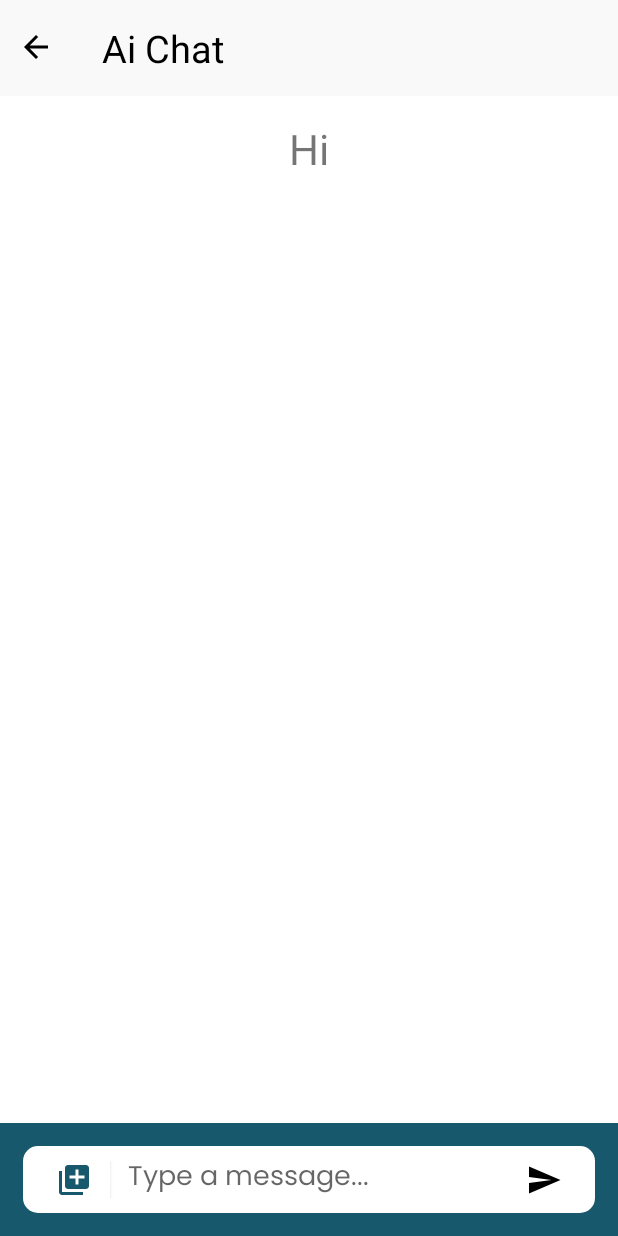
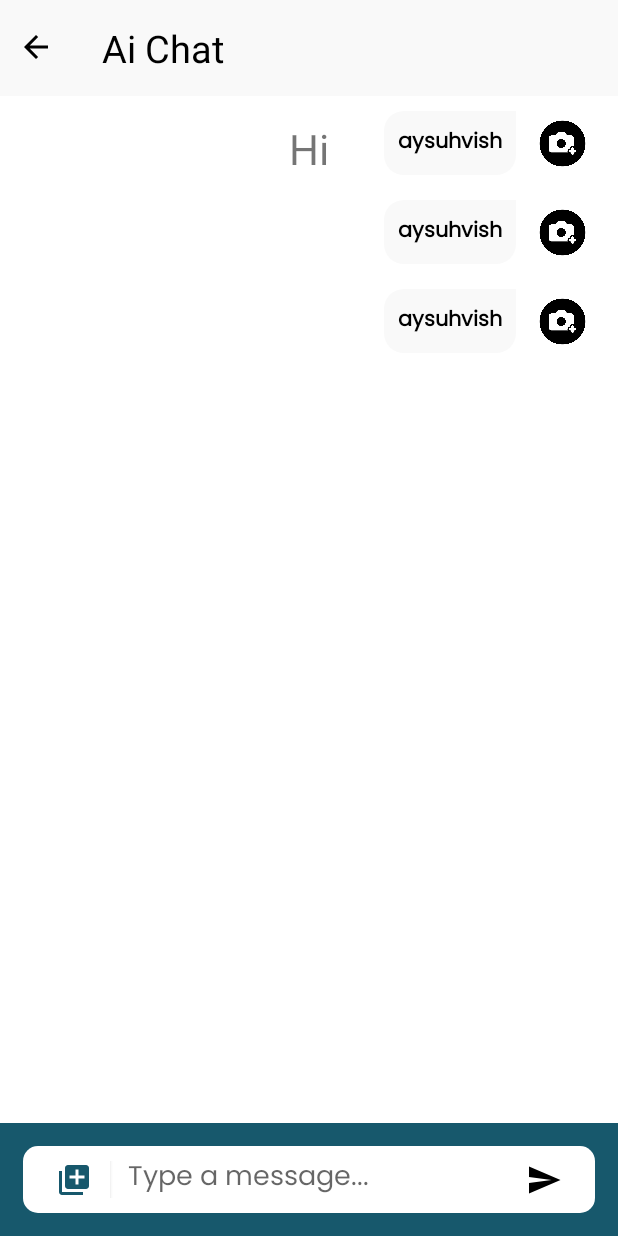
Before and after one commit to Ghost322wwww/VT6002CEM, an Android app: the layout activity_aichat_room.xml on its own in the app's theme, with its tools: preview values and no code run, on a phone screen of 412 x 824 dp. Run offline under Robolectric (Android 15) with nearby library versions, the light colour scheme and no system bars; Roboto replaces fonts that are not available here.

Commit message:
Update activity_aichat_room.xml

```diff
--- a/newproject/app/src/main/res/layout/activity_aichat_room.xml
+++ b/newproject/app/src/main/res/layout/activity_aichat_room.xml
@@ -28,6 +28,7 @@
             android:padding="10dp"
             android:background="#00000000"
             android:contentDescription="Back to Home"
+            android:onClick="onLeadingButtonClick"
             app:tint="@color/black"
             app:srcCompat="@drawable/baseline_arrow_back_24" />
 
@@ -46,14 +47,22 @@
             android:paddingEnd="20dp" />
     </LinearLayout>
 
-
     <androidx.recyclerview.widget.RecyclerView
         android:id="@+id/recycler_view"
-        android:layout_width="match_parent"
-        android:layout_height="match_parent"
-        android:layout_above="@+id/bottom_layout"
-        tools:layout_editor_absoluteX="0dp"
-        tools:layout_editor_absoluteY="16dp" />
+        android:layout_width="0dp"
+        android:layout_height="0dp"
+        android:layout_marginStart="7dp"
+        android:layout_marginEnd="7dp"
+        android:paddingBottom="2dp"
+        android:paddingTop="2dp"
+        tools:listitem="@layout/sender_layout"
+        android:background="#ffffff"
+        android:orientation="vertical"
+        app:layout_constraintBottom_toTopOf="@+id/linearLayout2"
+        app:layout_constraintEnd_toEndOf="parent"
+        app:layout_constraintStart_toStartOf="parent"
+        app:layout_constraintTop_toBottomOf="@+id/chatroom_headbar"
+        app:layout_constraintVertical_bias="0.0" />
 
     <TextView
         android:id="@+id/welcome_text"
```
